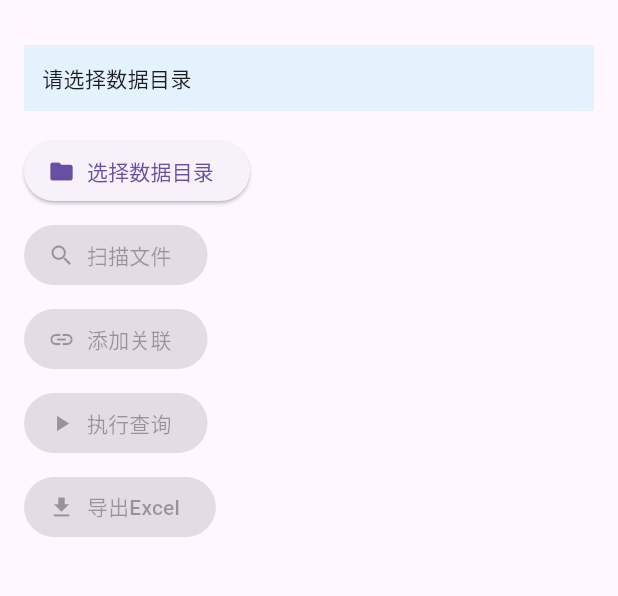
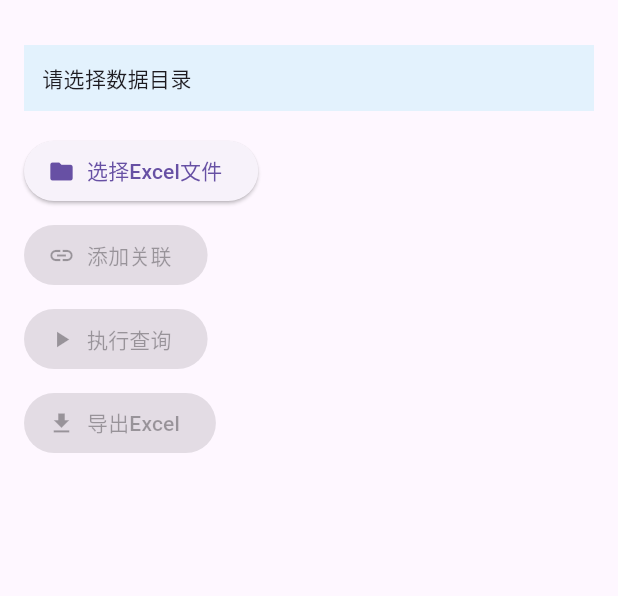
Before and after one commit to airly0201/data-analyzer-app, a Flutter app: the screen it shows after launch, on a phone screen of 412 x 824 dp, the part 63-659 px from its top. Run offline on Flutter 3.47's test engine with Material 3 defaults, Android fonts, the phone set to English and light mode, and no system bars; our stand-ins replace file_picker, shared_preferences; missing offline and left inert: excel.

Commit message:
Fix Dart compilation errors

```diff
--- a/lib/main.dart
+++ b/lib/main.dart
@@ -373,14 +373,7 @@ class _HomePageState extends State<HomePage> {
             ElevatedButton.icon(
               onPressed: _selectFolder,
               icon: const Icon(Icons.folder),
-              label: const Text('选择数据目录'),
-            ),
-            const SizedBox(height: 8),
-
-            ElevatedButton.icon(
-              onPressed: _state.files.isNotEmpty ? _scanFiles : null,
-              icon: const Icon(Icons.search),
-              label: const Text('扫描文件'),
+              label: const Text('选择Excel文件'),
             ),
             const SizedBox(height: 8),
 
@@ -525,7 +518,7 @@ class _LinkDialogState extends State<LinkDialog> {
               DropdownButtonFormField<String>(
                 decoration: const InputDecoration(labelText: '关联字段1'),
                 value: key1,
-                items: fields1.map((h) => DropdownMenuItem(
+                items: fields1.map<DropdownMenuItem<String>>((h) => DropdownMenuItem(
                   value: h, child: Text(h),
                 )).toList(),
                 onChanged: (v) => setState(() => key1 = v),
@@ -555,7 +548,7 @@ class _LinkDialogState extends State<LinkDialog> {
               DropdownButtonFormField<String>(
                 decoration: const InputDecoration(labelText: '关联字段2'),
                 value: key2,
-                items: fields2.map((h) => DropdownMenuItem(
+                items: fields2.map<DropdownMenuItem<String>>((h) => DropdownMenuItem(
                   value: h, child: Text(h),
                 )).toList(),
                 onChanged: (v) => setState(() => key2 = v),
```
